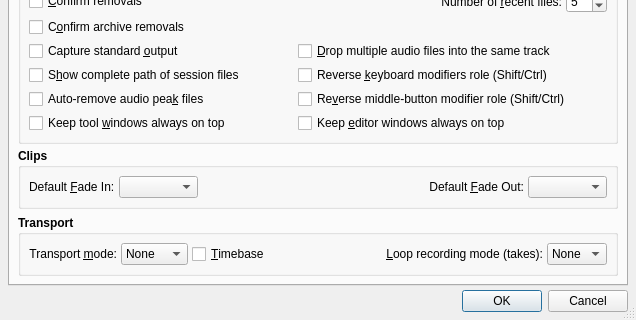
This is src/qtractorOptionsForm.ui in rncbc/qtractor as Qt 5 draws it before an edit; both pictures show x 0 to 636 and y 226 to 546 of the 636 by 546 pixel window. The edited form follows.
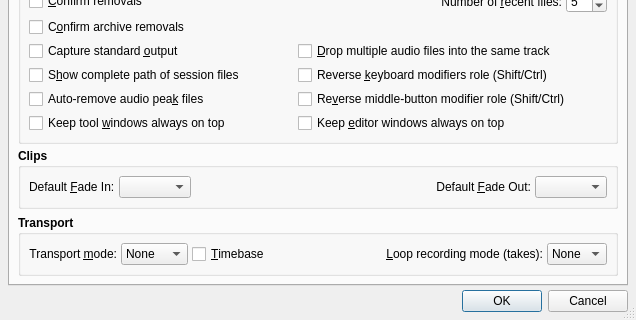
This is the edited form. Icons and pictures are not drawn. Custom widgets are drawn as their Qt base class.

Commit message: - Corrected View/Options.../General/Clips Fade In/Out type combo-boxes font to regular.

The edit to the form file:
```diff
--- a/src/qtractorOptionsForm.ui
+++ b/src/qtractorOptionsForm.ui
@@ -542,6 +542,12 @@
           </item>
           <item>
            <widget class="QComboBox" name="ClipFadeInTypeComboBox">
+            <property name="font">
+             <font>
+              <weight>50</weight>
+              <bold>false</bold>
+             </font>
+            </property>
             <property name="toolTip">
              <string>Default clip fade-in type</string>
             </property>
@@ -581,6 +587,12 @@
           </item>
           <item>
            <widget class="QComboBox" name="ClipFadeOutTypeComboBox">
+            <property name="font">
+             <font>
+              <weight>50</weight>
+              <bold>false</bold>
+             </font>
+            </property>
             <property name="toolTip">
              <string>Default clip fade-out type</string>
             </property>
```
The commit also changes 9 other files.
